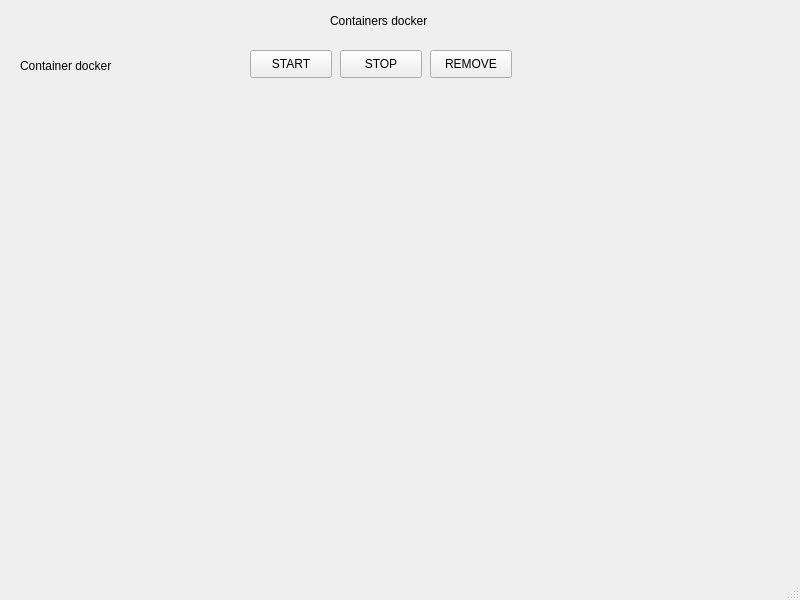
Old version of the form untitled.ui in the repository diego5x/DockerGUI.
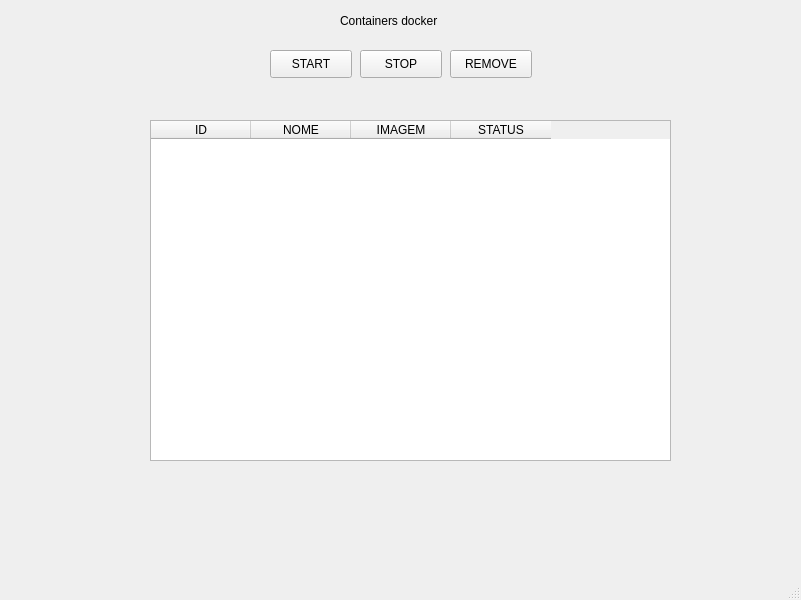
New version of the form.

Diff of the .ui file:
```diff
--- a/untitled.ui
+++ b/untitled.ui
@@ -6,7 +6,7 @@
    <rect>
     <x>0</x>
     <y>0</y>
-    <width>800</width>
+    <width>801</width>
     <height>600</height>
    </rect>
   </property>
@@ -17,7 +17,7 @@
    <widget class="QPushButton" name="startButton">
     <property name="geometry">
      <rect>
-      <x>250</x>
+      <x>270</x>
       <y>50</y>
       <width>82</width>
       <height>28</height>
@@ -30,7 +30,7 @@
    <widget class="QPushButton" name="stopButton">
     <property name="geometry">
      <rect>
-      <x>340</x>
+      <x>360</x>
       <y>50</y>
       <width>82</width>
       <height>28</height>
@@ -43,7 +43,7 @@
    <widget class="QPushButton" name="removeButton">
     <property name="geometry">
      <rect>
-      <x>430</x>
+      <x>450</x>
       <y>50</y>
       <width>82</width>
       <height>28</height>
@@ -53,23 +53,10 @@
      <string>REMOVE</string>
     </property>
    </widget>
-   <widget class="QLabel" name="label">
-    <property name="geometry">
-     <rect>
-      <x>20</x>
-      <y>50</y>
-      <width>291</width>
-      <height>31</height>
-     </rect>
-    </property>
-    <property name="text">
-     <string>Container docker</string>
-    </property>
-   </widget>
    <widget class="QLabel" name="label_2">
     <property name="geometry">
      <rect>
-      <x>330</x>
+      <x>340</x>
       <y>10</y>
       <width>121</width>
       <height>21</height>
@@ -79,6 +66,36 @@
      <string>Containers docker</string>
     </property>
    </widget>
+   <widget class="QTableWidget" name="tableContainers">
+    <property name="geometry">
+     <rect>
+      <x>150</x>
+      <y>120</y>
+      <width>521</width>
+      <height>341</height>
+     </rect>
+    </property>
+    <column>
+     <property name="text">
+      <string>ID</string>
+     </property>
+    </column>
+    <column>
+     <property name="text">
+      <string>NOME</string>
+     </property>
+    </column>
+    <column>
+     <property name="text">
+      <string>IMAGEM</string>
+     </property>
+    </column>
+    <column>
+     <property name="text">
+      <string>STATUS</string>
+     </property>
+    </column>
+   </widget>
   </widget>
   <widget class="QMenuBar" name="menubar">
    <property name="geometry">
```
Left out of the diff: 2 changed lines with no effect on the pictures.
